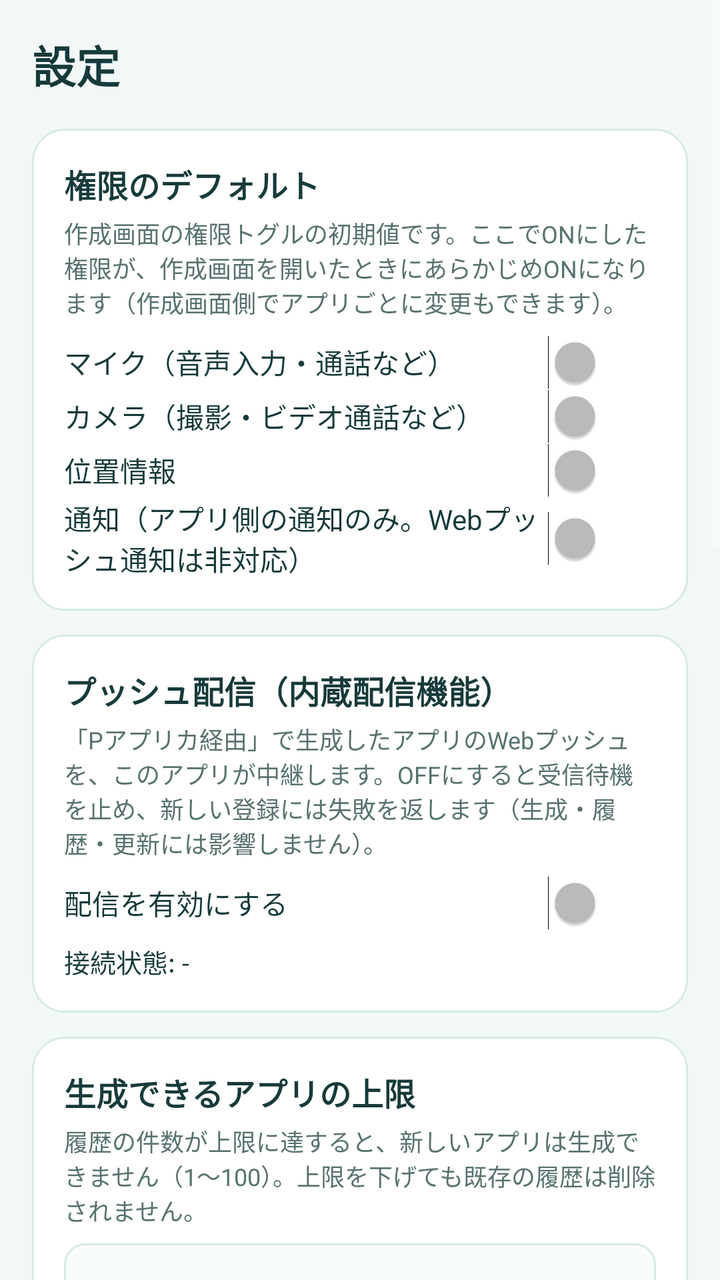
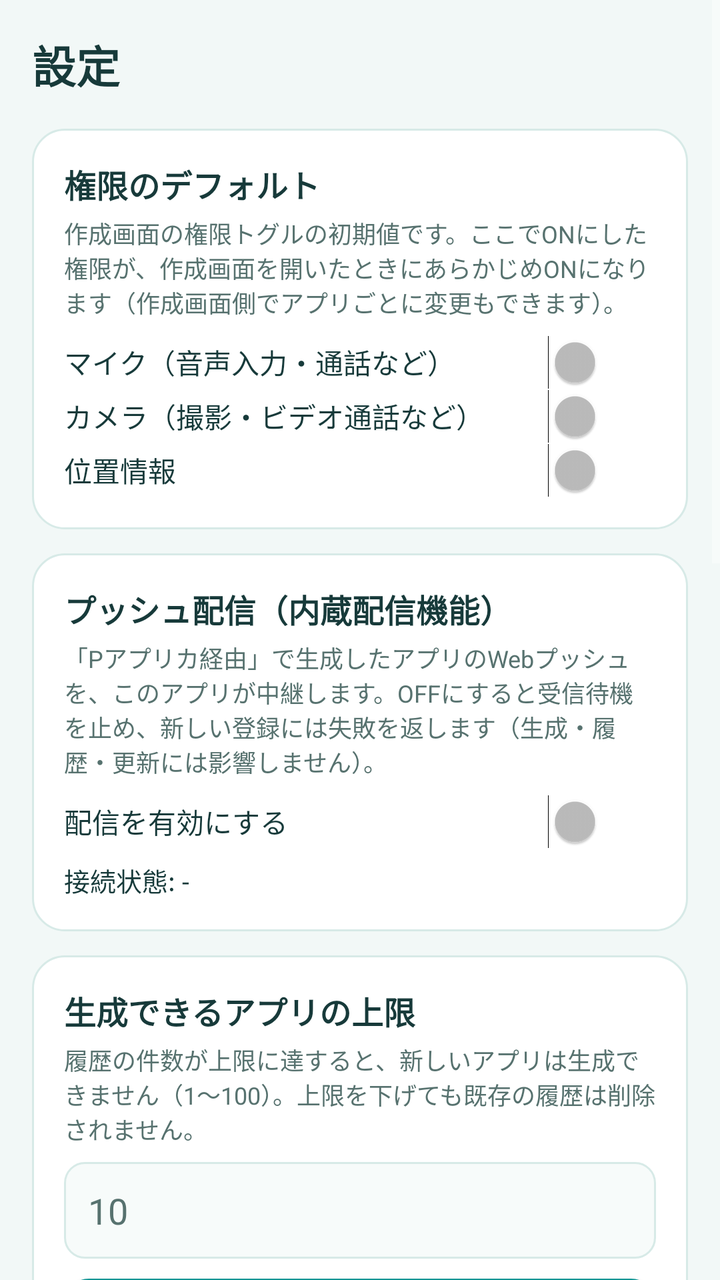

Two renders of the same Android screen: before a commit and after it. Below are the layout's source before the change and the commit's diff.
<!-- AndroidManifest.xml: application theme Theme.WebGen -->
<!-- res/layout/activity_settings.xml -->
<?xml version="1.0" encoding="utf-8"?>
<ScrollView xmlns:android="http://schemas.android.com/apk/res/android"
    android:layout_width="match_parent"
    android:layout_height="match_parent">

    <LinearLayout
        android:layout_width="match_parent"
        android:layout_height="wrap_content"
        android:orientation="vertical"
        android:padding="16dp">

        <TextView
            android:layout_width="wrap_content"
            android:layout_height="wrap_content"
            android:text="設定"
            android:textColor="@color/ink"
            android:textSize="22sp"
            android:textStyle="bold" />

        
        <LinearLayout
            android:layout_width="match_parent"
            android:layout_height="wrap_content"
            android:layout_marginTop="16dp"
            android:background="@drawable/bg_card"
            android:orientation="vertical"
            android:padding="16dp">

            <TextView
                android:layout_width="wrap_content"
                android:layout_height="wrap_content"
                android:text="権限のデフォルト"
                android:textColor="@color/ink"
                android:textSize="16sp"
                android:textStyle="bold" />

            <TextView
                android:layout_width="wrap_content"
                android:layout_height="wrap_content"
                android:layout_marginTop="4dp"
                android:text="作成画面の権限トグルの初期値です。ここでONにした権限が、作成画面を開いたときにあらかじめONになります（作成画面側でアプリごとに変更もできます）。"
                android:textColor="@color/ink_sub"
                android:textSize="12sp" />

            <Switch
                android:id="@+id/defMic"
                android:layout_width="match_parent"
                android:layout_height="wrap_content"
                android:layout_marginTop="8dp"
                android:text="マイク（音声入力・通話など）" 
                android:textColor="@color/ink"/>

            <Switch
                android:id="@+id/defCamera"
                android:layout_width="match_parent"
                android:layout_height="wrap_content"
                android:text="カメラ（撮影・ビデオ通話など）" 
                android:textColor="@color/ink"/>

            <Switch
                android:id="@+id/defLocation"
                android:layout_width="match_parent"
                android:layout_height="wrap_content"
                android:text="位置情報" 
                android:textColor="@color/ink"/>

            <Switch
                android:id="@+id/defNotifications"
                android:layout_width="match_parent"
                android:layout_height="wrap_content"
                android:text="通知（アプリ側の通知のみ。Webプッシュ通知は非対応）" 
                android:textColor="@color/ink"/>
        </LinearLayout>


        
        <LinearLayout
            android:layout_width="match_parent"
            android:layout_height="wrap_content"
            android:layout_marginTop="12dp"
            android:background="@drawable/bg_card"
            android:orientation="vertical"
            android:padding="16dp">

            <TextView
                android:layout_width="wrap_content"
                android:layout_height="wrap_content"
                android:text="プッシュ配信（内蔵配信機能）"
                android:textColor="@color/ink"
                android:textSize="16sp"
                android:textStyle="bold" />

            <TextView
                android:layout_width="wrap_content"
                android:layout_height="wrap_content"
                android:layout_marginTop="4dp"
                android:text="「Pアプリカ経由」で生成したアプリのWebプッシュを、このアプリが中継します。OFFにすると受信待機を止め、新しい登録には失敗を返します（生成・履歴・更新には影響しません）。"
                android:textColor="@color/ink_sub"
                android:textSize="12sp" />

            <Switch
                android:id="@+id/distributorToggle"
                android:layout_width="match_parent"
                android:layout_height="wrap_content"
                android:layout_marginTop="8dp"
                android:text="配信を有効にする"
                android:textColor="@color/ink" />

            <TextView
                android:id="@+id/distributorStatus"
                android:layout_width="match_parent"
                android:layout_height="wrap_content"
                android:layout_marginTop="6dp"
                android:text="接続状態: -"
                android:textColor="@color/ink"
                android:textSize="13sp" />
        </LinearLayout>

        
        <LinearLayout
            android:layout_width="match_parent"
            android:layout_height="wrap_content"
            android:layout_marginTop="12dp"
            android:background="@drawable/bg_card"
            android:orientation="vertical"
            android:padding="16dp">

            <TextView
                android:layout_width="wrap_content"
                android:layout_height="wrap_content"
                android:text="生成できるアプリの上限"
                android:textColor="@color/ink"
                android:textSize="16sp"
                android:textStyle="bold" />

            <TextView
                android:layout_width="wrap_content"
                android:layout_height="wrap_content"
                android:layout_marginTop="4dp"
                android:text="履歴の件数が上限に達すると、新しいアプリは生成できません（1〜100）。上限を下げても既存の履歴は削除されません。"
                android:textColor="@color/ink_sub"
                android:textSize="12sp" />

            <EditText
                android:id="@+id/genLimitInput"
                android:layout_width="match_parent"
                android:layout_height="wrap_content"
                android:layout_marginTop="8dp"
                android:background="@drawable/bg_input"
                android:textColor="@color/ink"
                android:textColorHint="@color/ink_sub"
                android:hint="10"
                android:inputType="number"
                android:padding="12dp"
                android:singleLine="true" />

            <Button
                android:id="@+id/genLimitSaveButton"
                android:layout_width="match_parent"
                android:layout_height="wrap_content"
                android:layout_marginTop="10dp"
                android:background="@drawable/bg_button_secondary"
                android:text="上限を保存"
                android:textColor="@color/brand_teal_dark" />

            <TextView
                android:id="@+id/genLimitStatus"
                android:layout_width="match_parent"
                android:layout_height="wrap_content"
                android:layout_marginTop="6dp"
                android:textColor="@color/ink"
                android:textSize="13sp" />
        </LinearLayout>

        
        <LinearLayout
            android:layout_width="match_parent"
            android:layout_height="wrap_content"
            android:layout_marginTop="12dp"
            android:background="@drawable/bg_card"
            android:orientation="vertical"
            android:padding="16dp">

            <TextView
                android:layout_width="wrap_content"
                android:layout_height="wrap_content"
                android:text="表示"
                android:textColor="@color/ink"
                android:textSize="16sp"
                android:textStyle="bold" />

            <TextView
                android:layout_width="wrap_content"
                android:layout_height="wrap_content"
                android:layout_marginTop="4dp"
                android:text="アプリカ本体のテーマです。生成したアプリは、サイト側のダークモード対応に連動します。"
                android:textColor="@color/ink_sub"
                android:textSize="13sp" />

            <Spinner
                android:id="@+id/themeSpinner"
                android:layout_width="match_parent"
                android:layout_height="wrap_content"
                android:layout_marginTop="8dp"
                android:background="@drawable/bg_input"
                android:padding="10dp" />
        </LinearLayout>

        
        <LinearLayout
            android:layout_width="match_parent"
            android:layout_height="wrap_content"
            android:layout_marginTop="12dp"
            android:background="@drawable/bg_card"
            android:orientation="vertical"
            android:padding="16dp">

            <TextView
                android:layout_width="wrap_content"
                android:layout_height="wrap_content"
                android:text="Pアプリカの更新"
                android:textColor="@color/ink"
                android:textSize="16sp"
                android:textStyle="bold" />

            <TextView
                android:layout_width="wrap_content"
                android:layout_height="wrap_content"
                android:layout_marginTop="4dp"
                android:text="更新チェック先はアプリに組み込まれています（yorukaze-luru/paprica の GitHub Releases）。新しいAPKも同じ署名キーで署名されているため、上書きインストールできます。生成したアプリへも、このリポジトリが更新フィードとして書き込まれます。"
                android:textColor="@color/ink_sub"
                android:textSize="12sp" />

            <Button
                android:id="@+id/checkUpdateButton"
                android:layout_width="match_parent"
                android:layout_height="wrap_content"
                android:layout_marginTop="10dp"
                android:background="@drawable/bg_button_secondary"
                android:text="更新を確認"
                android:textColor="@color/brand_teal_dark" />

            <TextView
                android:id="@+id/updateStatus"
                android:layout_width="match_parent"
                android:layout_height="wrap_content"
                android:layout_marginTop="6dp"
                android:textColor="@color/ink"
                android:textSize="13sp" />

            <TextView
                android:id="@+id/versionText"
                android:layout_width="wrap_content"
                android:layout_height="wrap_content"
                android:layout_marginTop="2dp"
                android:text="現在のバージョン: アプリカ"
                android:textColor="@color/ink_sub"
                android:textSize="12sp" />
        </LinearLayout>

        
        <LinearLayout
            android:layout_width="match_parent"
            android:layout_height="wrap_content"
            android:layout_marginTop="12dp"
            android:background="@drawable/bg_card"
            android:orientation="vertical"
            android:padding="16dp">

            <TextView
                android:layout_width="wrap_content"
                android:layout_height="wrap_content"
                android:text="インストールと Play プロテクト"
                android:textColor="@color/ink"
                android:textSize="16sp"
                android:textStyle="bold" />

            <TextView
                android:layout_width="wrap_content"
                android:layout_height="wrap_content"
                android:layout_marginTop="4dp"
                android:text="生成したアプリをインストールするとき、Google Play プロテクトの確認画面が出ることがあります。これはストア外から入れるアプリへの Android 標準の確認で、アプリ側で消したり範囲を変えたりすることはできません。確認画面では内容を確認して「そのままインストール」を選んでください。アプリカからインストールするときだけ、事前の案内ダイアログを表示します。Play プロテクト自体を止めたい場合は Play ストアのプロテクト設定から変更できますが、端末全体の保護が弱くなるためおすすめしません。"
                android:textColor="@color/ink_sub"
                android:textSize="12sp" />
        </LinearLayout>

        <Button
            android:id="@+id/backButton"
            android:layout_width="match_parent"
            android:layout_height="52dp"
            android:layout_marginTop="18dp"
            android:background="@drawable/bg_button_primary"
            android:text="作成画面に戻る"
            android:textColor="@color/white"
            android:textSize="15sp"
            android:textStyle="bold" />
    </LinearLayout>
</ScrollView>
<!-- resources referenced by this layout -->
<resources>
  <color name="brand_teal_dark">#0A6E6D</color>
  <color name="ink">#173A3A</color>
  <color name="ink_sub">#57726F</color>
  <color name="white">#FFFFFF</color>
  <!-- drawable bg_button_primary (drawable) -->
  <?xml version="1.0" encoding="utf-8"?>
  <selector xmlns:android="http://schemas.android.com/apk/res/android">
      <item android:state_pressed="true">
          <shape android:shape="rectangle">
              <solid android:color="#0A6E6D" />
              <corners android:radius="12dp" />
          </shape>
      </item>
      <item android:state_enabled="false">
          <shape android:shape="rectangle">
              <solid android:color="#9FC8C5" />
              <corners android:radius="12dp" />
          </shape>
      </item>
      <item>
          <shape android:shape="rectangle">
              <solid android:color="#0E9594" />
              <corners android:radius="12dp" />
          </shape>
      </item>
  </selector>
  <!-- drawable bg_button_secondary (drawable) -->
  <?xml version="1.0" encoding="utf-8"?>
  <selector xmlns:android="http://schemas.android.com/apk/res/android">
      <item android:state_pressed="true">
          <shape android:shape="rectangle">
              <solid android:color="#E2F2F0" />
              <stroke
                  android:width="1dp"
                  android:color="#0E9594" />
              <corners android:radius="12dp" />
          </shape>
      </item>
      <item>
          <shape android:shape="rectangle">
              <solid android:color="#FFFFFF" />
              <stroke
                  android:width="1dp"
                  android:color="#0E9594" />
              <corners android:radius="12dp" />
          </shape>
      </item>
  </selector>
  <!-- drawable bg_card (drawable) -->
  <?xml version="1.0" encoding="utf-8"?>
  <shape xmlns:android="http://schemas.android.com/apk/res/android"
      android:shape="rectangle">
      <solid android:color="#FFFFFF" />
      <stroke
          android:width="1dp"
          android:color="#D7EAE7" />
      <corners android:radius="16dp" />
  </shape>
  <!-- drawable bg_input (drawable) -->
  <?xml version="1.0" encoding="utf-8"?>
  <shape xmlns:android="http://schemas.android.com/apk/res/android"
      android:shape="rectangle">
      <solid android:color="#F7FBFA" />
      <stroke
          android:width="1dp"
          android:color="#D7EAE7" />
      <corners android:radius="10dp" />
  </shape>
  <style name="Theme.WebGen" parent="@android:style/Theme.Material.NoActionBar">
          <item name="android:colorAccent">@color/brand_teal</item>
          <item name="android:windowBackground">@color/brand_bg</item>
          <item name="android:statusBarColor">@color/brand_teal_dark</item>
          <item name="android:navigationBarColor">@color/brand_bg</item>
      </style>
  <color name="brand_teal">#0E9594</color>
  <color name="brand_bg">#F2F8F7</color>
</resources>

<!-- the commit's change to res/layout/activity_settings.xml (unified diff, before → after) -->
@@ -63,15 +63,7 @@
                 android:layout_height="wrap_content"
                 android:text="位置情報" 
                 android:textColor="@color/ink"/>
-
-            <Switch
-                android:id="@+id/defNotifications"
-                android:layout_width="match_parent"
-                android:layout_height="wrap_content"
-                android:text="通知（アプリ側の通知のみ。Webプッシュ通知は非対応）" 
-                android:textColor="@color/ink"/>
-        </LinearLayout>
-
+        </LinearLayout>
 
         
         <LinearLayout
